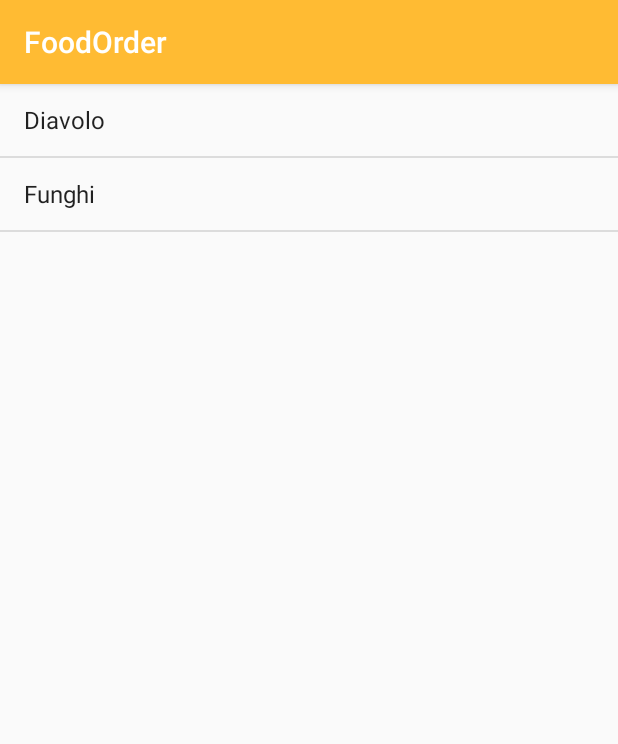
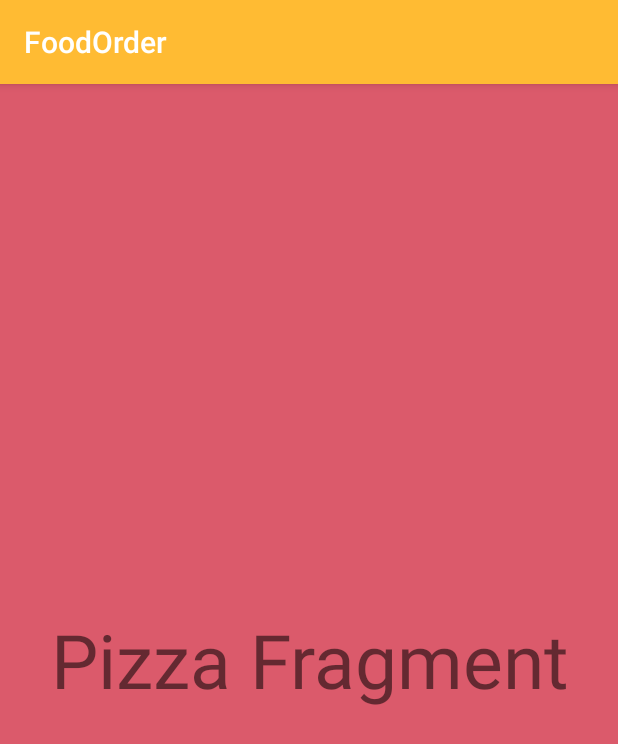
Before and after one commit to jakupierblina/FoodOrder, an Android app: the fragment PizzaFragment shown on its own in the app's theme, on a phone screen of 412 x 824 dp. Shown: the top 744 px of the screen. Run offline under Robolectric (Android 15) with nearby library versions, the phone set to English and light mode, and no system bars.

Commit message:
Pizza and Pasta Fragments

```diff
--- a/app/build.gradle
+++ b/app/build.gradle
@@ -28,6 +28,7 @@ dependencies {
 
     implementation 'com.android.support:appcompat-v7:28.0.0'
     implementation 'com.android.support.constraint:constraint-layout:1.1.3'
+    implementation 'com.android.support:support-v4:28.0.0'
     testImplementation 'junit:junit:4.12'
     androidTestImplementation 'com.android.support.test:runner:1.0.2'
     androidTestImplementation 'com.android.support.test.espresso:espresso-core:3.0.2'
--- /dev/null
+++ b/app/src/main/java/com/example/foodorder/Fragments/PizzaFragment.java
@@ -0,0 +1,21 @@
+package com.example.foodorder.Fragments;
+
+import android.os.Bundle;
+import android.support.v4.app.Fragment;
+import android.view.LayoutInflater;
+import android.view.View;
+import android.view.ViewGroup;
+
+import com.example.foodorder.R;
+
+
+public class PizzaFragment extends Fragment {
+
+
+    @Override
+    public View onCreateView(LayoutInflater inflater, ViewGroup container,
+                             Bundle savedInstanceState) {
+        // Inflate the layout for this fragment
+        return inflater.inflate(R.layout.fragment_pizza, container, false);
+    }
+}
--- a/app/src/main/java/com/example/foodorder/PizzaFragment.java
+++ /dev/null
@@ -1,19 +0,0 @@
-package com.example.foodorder;
-import android.app.ListFragment;
-import android.os.Bundle;
-import android.view.LayoutInflater;
-import android.view.View;
-import android.view.ViewGroup;
-import android.widget.ArrayAdapter;
-
-public class PizzaFragment extends ListFragment
-{
-    @Override
-    public View onCreateView(LayoutInflater inflater, ViewGroup container, Bundle savedInstanceState)
-    {
-        ArrayAdapter<String> adapter = new ArrayAdapter<String>(inflater.getContext(), android.R.layout.simple_list_item_1,
-                getResources().getStringArray(R.array.pizzas));
-            setListAdapter(adapter);
-            return super.onCreateView(inflater, container, savedInstanceState);
-    }
-}
--- /dev/null
+++ b/app/src/main/res/layout/fragment_pizza.xml
@@ -0,0 +1,17 @@
+<?xml version="1.0" encoding="utf-8"?>
+<FrameLayout xmlns:android="http://schemas.android.com/apk/res/android"
+    xmlns:tools="http://schemas.android.com/tools"
+    android:layout_width="match_parent"
+    android:layout_height="match_parent"
+    tools:context=".Fragments.PizzaFragment"
+    android:background="#db5a6b">
+
+    <!-- TODO: Update blank fragment layout -->
+    <TextView
+        android:layout_width="match_parent"
+        android:layout_height="match_parent"
+        android:text="Pizza Fragment"
+        android:textSize="50sp"
+        android:gravity="center"/>
+
+</FrameLayout>
--- a/app/src/main/res/values/strings.xml
+++ b/app/src/main/res/values/strings.xml
@@ -1,20 +1,6 @@
 <resources>
     <string name="app_name">FoodOrder</string>
-    <string name="title_top">Top fragment</string>
 
-    <string-array name="pizzas">
-        <item>Diavolo</item>
-        <item>Funghi</item>
-    </string-array>
-
-    <string-array name="pasta">
-        <item>Spaghetti Bolognese</item>
-        <item>Lasagne</item>
-    </string-array>
-
-    <string-array name="titles">
-        <item>Home</item>
-        <item>Pizzas</item>
-        <item>Pasta</item>
-    </string-array>
+    <!-- TODO: Remove or change this placeholder text -->
+    <string name="hello_blank_fragment">Hello blank fragment</string>
 </resources>
```
Also changed, not shown: app/src/main/java/com/example/foodorder/Fragments/PastaFragment.java (added, +22 -0 lines), app/src/main/java/com/example/foodorder/MainActivity.java (+2 -21 lines), app/src/main/java/com/example/foodorder/PastaFragment.java (deleted, +0 -22 lines), app/src/main/java/com/example/foodorder/TopFragment.java (deleted, +0 -15 lines), app/src/main/res/layout/fragment_pasta.xml (added, +17 -0 lines), app/src/main/res/layout/fragment_top.xml (deleted, +0 -12 lines).
